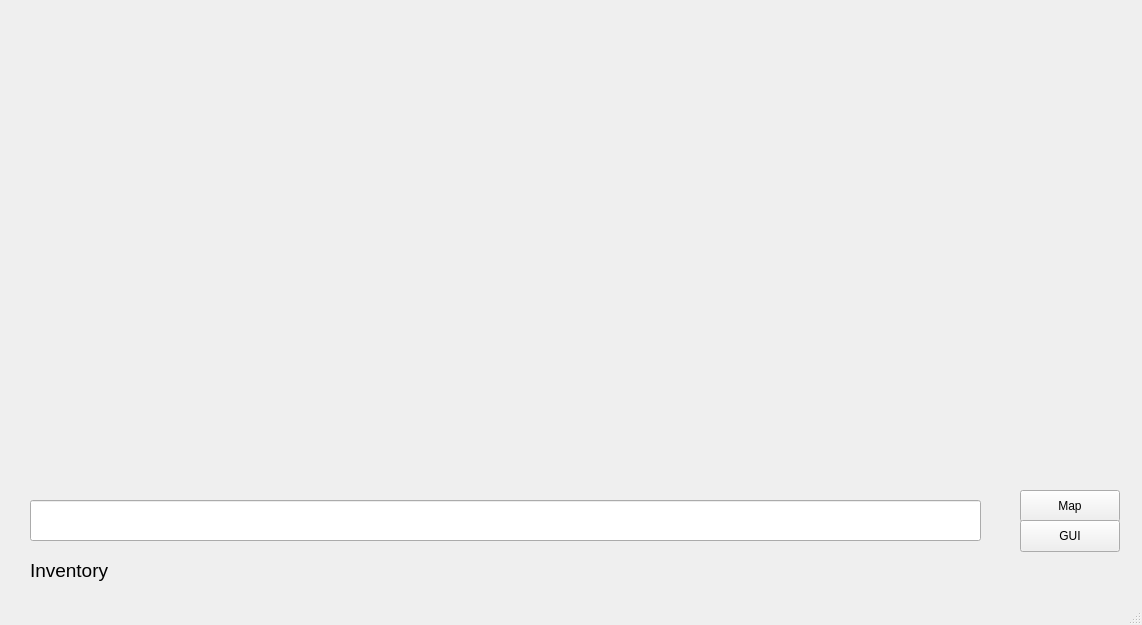
Above: mainwindow.ui from theadambyrne/Toast before the change. Below: the same form after it.
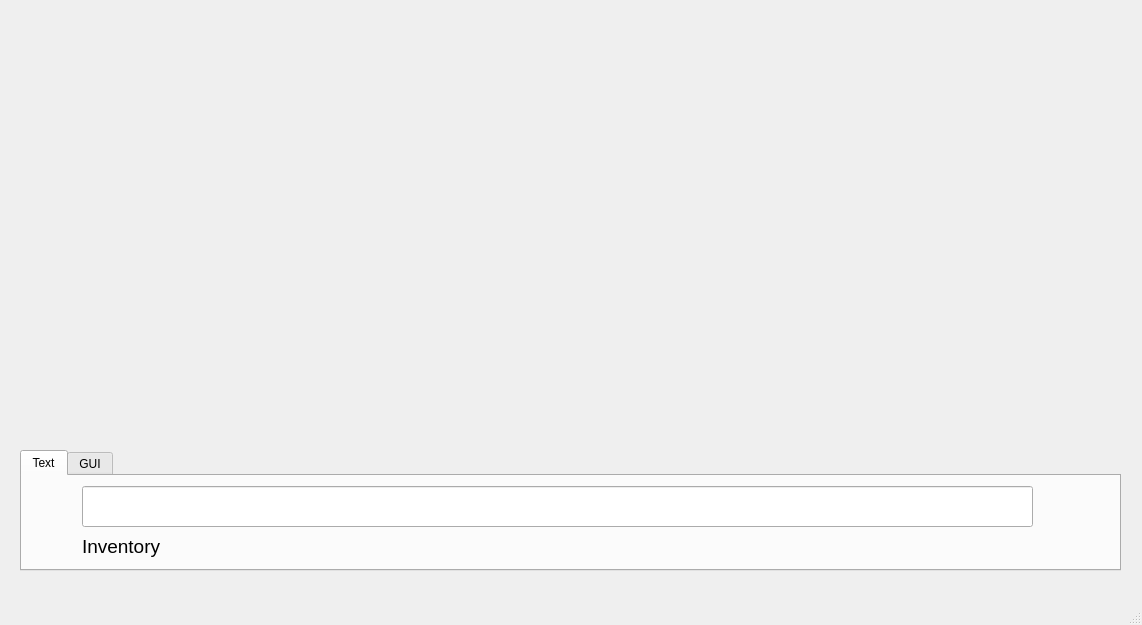
That is the form after the change.

Diff of the .ui file:
```diff
--- a/mainwindow.ui
+++ b/mainwindow.ui
@@ -20,29 +20,11 @@
    <string>MainWindow</string>
   </property>
   <widget class="QWidget" name="centralwidget">
-   <widget class="QLineEdit" name="commandArea">
-    <property name="geometry">
-     <rect>
-      <x>30</x>
-      <y>500</y>
-      <width>951</width>
-      <height>41</height>
-     </rect>
-    </property>
-    <property name="styleSheet">
-     <string notr="true">font-size:20px;
-padding-left:15px;
-</string>
-    </property>
-    <property name="text">
-     <string/>
-    </property>
-   </widget>
    <widget class="QTextBrowser" name="outputArea">
     <property name="geometry">
      <rect>
-      <x>30</x>
-      <y>20</y>
+      <x>40</x>
+      <y>0</y>
       <width>1081</width>
       <height>461</height>
      </rect>
@@ -63,37 +45,48 @@
 &lt;p style=&quot;-qt-paragraph-type:empty; margin-top:0px; margin-bottom:0px; margin-left:0px; margin-right:0px; -qt-block-indent:0; text-indent:0px; font-family:'.AppleSystemUIFont'; font-size:13pt;&quot;&gt;&lt;br /&gt;&lt;/p&gt;&lt;/body&gt;&lt;/html&gt;</string>
     </property>
    </widget>
-   <widget class="QPushButton" name="mapButton">
+   <widget class="QTabWidget" name="tabWidget">
     <property name="geometry">
      <rect>
-      <x>1020</x>
-      <y>490</y>
-      <width>100</width>
-      <height>32</height>
+      <x>20</x>
+      <y>450</y>
+      <width>1101</width>
+      <height>121</height>
      </rect>
     </property>
-    <property name="text">
-     <string>Map</string>
+    <property name="currentIndex">
+     <number>0</number>
     </property>
-   </widget>
-   <widget class="QPushButton" name="guiButton">
+    <property name="tabBarAutoHide">
+     <bool>false</bool>
+    </property>
+    <widget class="QWidget" name="tab">
+     <attribute name="title">
+      <string>Text</string>
+     </attribute>
+     <widget class="QLineEdit" name="commandArea">
     <property name="geometry">
      <rect>
-      <x>1020</x>
-      <y>520</y>
-      <width>100</width>
-      <height>32</height>
-     </rect>
-    </property>
+        <x>60</x>
+        <y>10</y>
+        <width>951</width>
+        <height>41</height>
+       </rect>
+      </property>
+      <property name="styleSheet">
+       <string notr="true">font-size:20px;
+padding-left:15px;
+</string>
+      </property>
     <property name="text">
-     <string>GUI</string>
+       <string/>
     </property>
    </widget>
    <widget class="QLabel" name="inventoryLabel">
     <property name="geometry">
      <rect>
-      <x>30</x>
-      <y>560</y>
+        <x>60</x>
+        <y>60</y>
       <width>951</width>
       <height>21</height>
      </rect>
@@ -104,6 +97,26 @@
     <property name="text">
      <string>Inventory</string>
     </property>
+     </widget>
+    </widget>
+    <widget class="QWidget" name="tab_2">
+     <attribute name="title">
+      <string>GUI</string>
+     </attribute>
+     <widget class="QPushButton" name="mapButton">
+      <property name="geometry">
+       <rect>
+        <x>480</x>
+        <y>0</y>
+        <width>100</width>
+        <height>32</height>
+       </rect>
+      </property>
+      <property name="text">
+       <string>Map</string>
+      </property>
+     </widget>
+    </widget>
    </widget>
   </widget>
   <widget class="QMenuBar" name="menubar">
```
Lines whose indentation alone changed are shown as unchanged.
